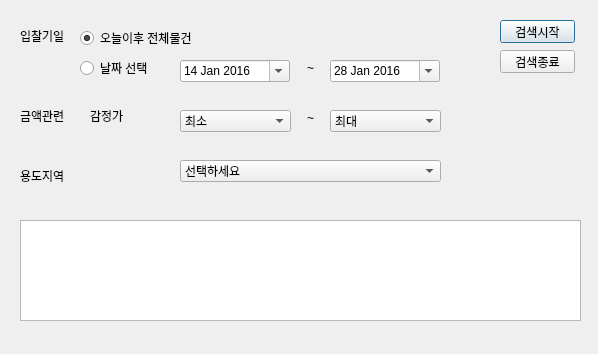
The window that superSpider/spiders/superSpider.ui (WeiEast/superSpider) describes before a commit, drawn with Qt 5.
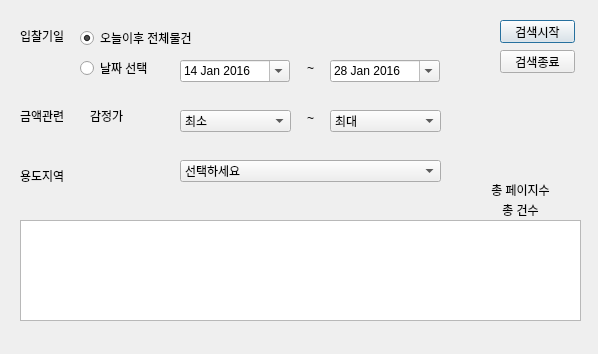
The same window after the commit.

Diff of the .ui file:
```diff
--- a/superSpider/spiders/superSpider.ui
+++ b/superSpider/spiders/superSpider.ui
@@ -601,6 +601,38 @@
     <string>검색종료</string>
    </property>
   </widget>
+  <widget class="QLabel" name="numOfTotal">
+   <property name="geometry">
+    <rect>
+     <x>470</x>
+     <y>180</y>
+     <width>101</width>
+     <height>20</height>
+    </rect>
+   </property>
+   <property name="text">
+    <string>총 페이지수</string>
+   </property>
+   <property name="alignment">
+    <set>Qt::AlignCenter</set>
+   </property>
+  </widget>
+  <widget class="QLabel" name="numOfTotalItems">
+   <property name="geometry">
+    <rect>
+     <x>470</x>
+     <y>200</y>
+     <width>101</width>
+     <height>20</height>
+    </rect>
+   </property>
+   <property name="text">
+    <string>총 건수</string>
+   </property>
+   <property name="alignment">
+    <set>Qt::AlignCenter</set>
+   </property>
+  </widget>
  </widget>
  <resources/>
  <connections>
```
Left out of the diff: 6 changed lines with no effect on the pictures.
